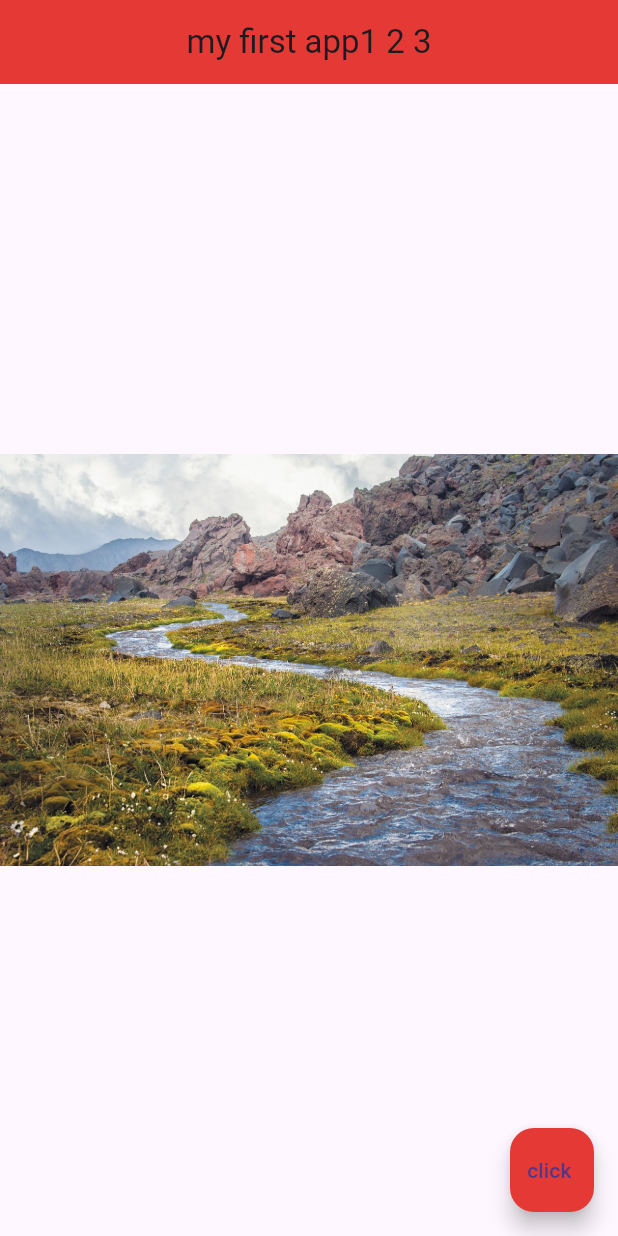
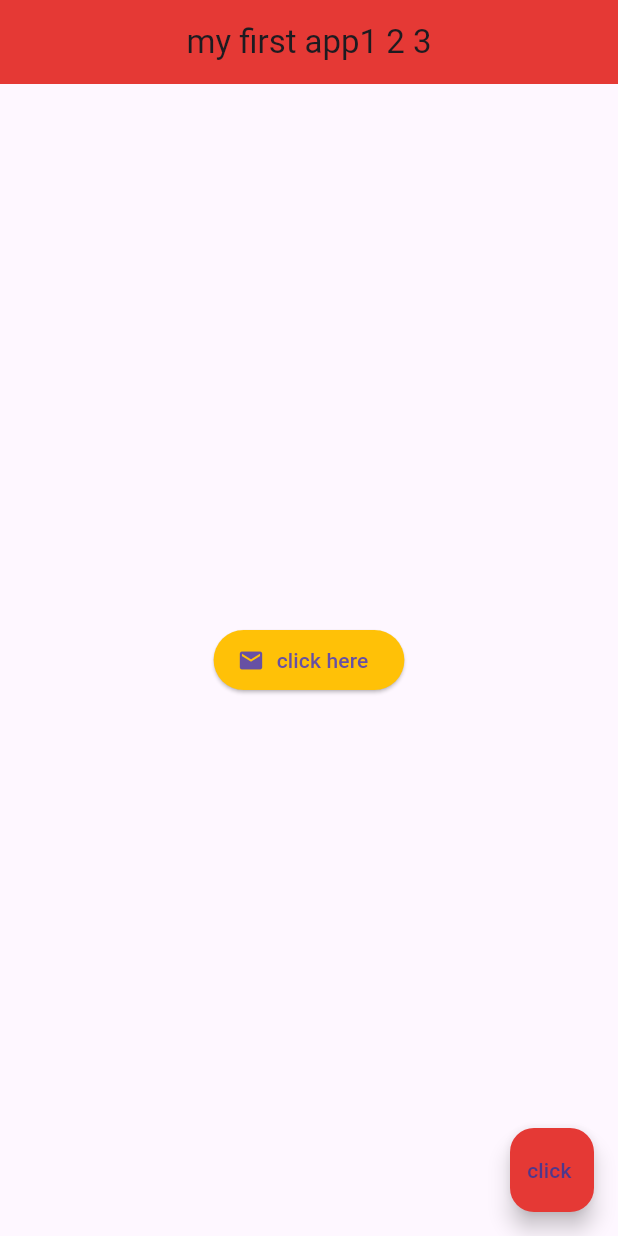
Before and after one commit to AyoubElAchab/learning-dart, a Flutter app: the screen it shows after launch, on a phone screen of 412 x 824 dp. Run offline on Flutter 3.47's test engine with Material 3 defaults, Android fonts, the phone set to English and light mode, and no system bars.

Commit message:
how to use icons && buttons

```diff
--- a/lib/main.dart
+++ b/lib/main.dart
@@ -16,7 +16,25 @@ class Home extends StatelessWidget {
         backgroundColor : Colors.red[600],
       ),
       body: Center(
-          child: Image.asset('assets/img-2.jpg'),
+          child : ElevatedButton.icon (
+            onPressed : () {
+              print('you clicked me');
+            },
+            icon : Icon(
+              Icons.mail,
+            ),
+            label : Text('click here'),
+            style: ElevatedButton.styleFrom(
+              backgroundColor: Colors.amber, // Sets the background color
+            ),
+          ),
+          // child: Icon(
+          //   Icons.airport_shuttle,
+          //   color : Colors.lightBlue,
+          //   size : 50.0,
+          // ),
+
+          // child: Image.asset('assets/img-2.jpg'),
           // child: Text('ayoub'),
       ),
       floatingActionButton: FloatingActionButton(
```
